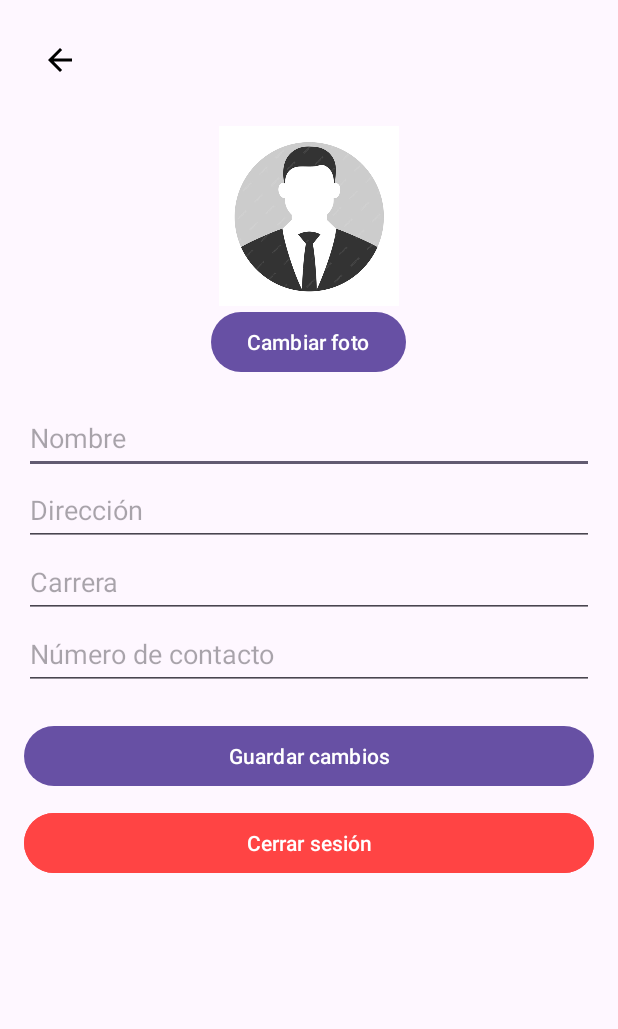
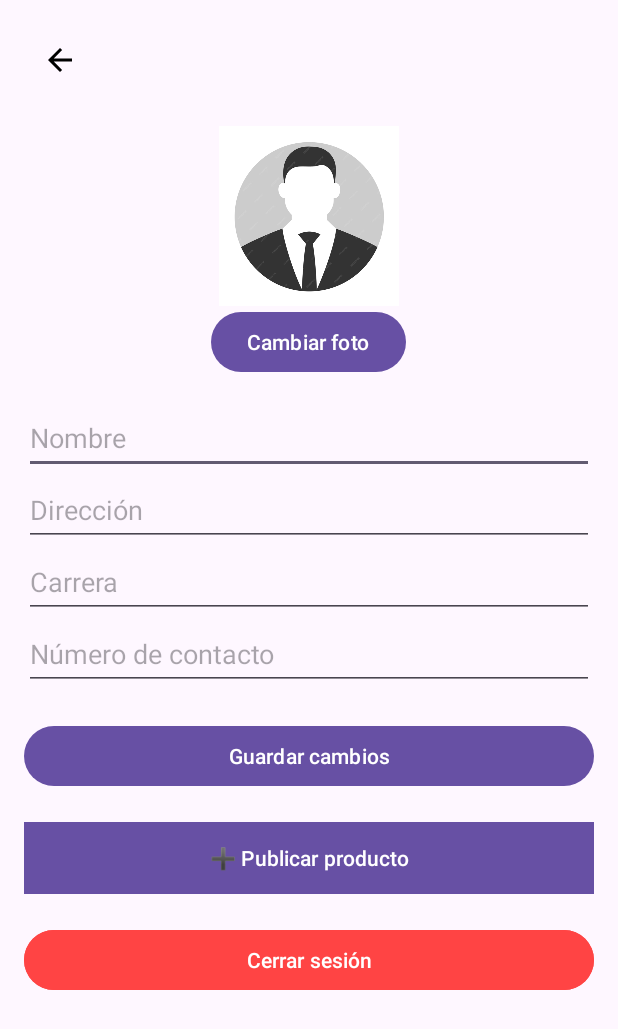
Before and after one commit to Nicom1123/Unimarket-USC, an Android app: the layout perfil.xml on its own in the app's theme, with its tools: preview values and no code run, on a phone screen of 412 x 824 dp. Shown: the top 1029 px of the screen. Run offline under Robolectric (Android 15) with nearby library versions, the phone set to English and light mode, and no system bars.

Commit message:
edicion perfil y creacion Producto.kt

```diff
--- a/app/src/main/java/com/example/unimarketusc/categoria_tecnologia.kt
+++ b/app/src/main/java/com/example/unimarketusc/categoria_tecnologia.kt
@@ -16,5 +16,6 @@ class categoria_tecnologia : AppCompatActivity(){
             startActivity(intent)
             finish()
         }
+
     }
 }
--- a/app/src/main/res/layout/perfil.xml
+++ b/app/src/main/res/layout/perfil.xml
@@ -75,6 +75,38 @@
                 android:text="Guardar cambios"
                 android:layout_marginTop="20dp"/>
 
+            <!-- Botón para agregar producto -->
+            <Button
+                android:id="@+id/btnAgregarProducto"
+                android:layout_width="match_parent"
+                android:layout_height="wrap_content"
+                android:text="➕ Publicar producto"
+                android:textColor="@android:color/white"
+                android:background="#0047AB"
+                android:layout_marginTop="20dp" />
+
+            <!-- Mensaje si no hay productos -->
+            <TextView
+                android:id="@+id/txtSinProductos"
+                android:layout_width="match_parent"
+                android:layout_height="wrap_content"
+                android:text="Aún no tienes productos publicados"
+                android:textColor="#FF0000"
+                android:textSize="16sp"
+                android:gravity="center"
+                android:visibility="gone"
+                android:layout_marginTop="10dp" />
+
+            <!-- Lista de productos -->
+            <androidx.recyclerview.widget.RecyclerView
+                android:id="@+id/recyclerProductos"
+                android:layout_width="match_parent"
+                android:layout_height="wrap_content"
+                android:layout_marginTop="10dp"
+                android:nestedScrollingEnabled="false" />
+
+
+
             <Button
                 android:id="@+id/btnCerrarSesion"
                 android:layout_width="match_parent"
```
Also changed, not shown: app/src/main/java/com/example/unimarketusc/model/Producto.kt (added, +12 -0 lines), app/src/main/java/com/example/unimarketusc/perfil.kt (+70 -28 lines).
